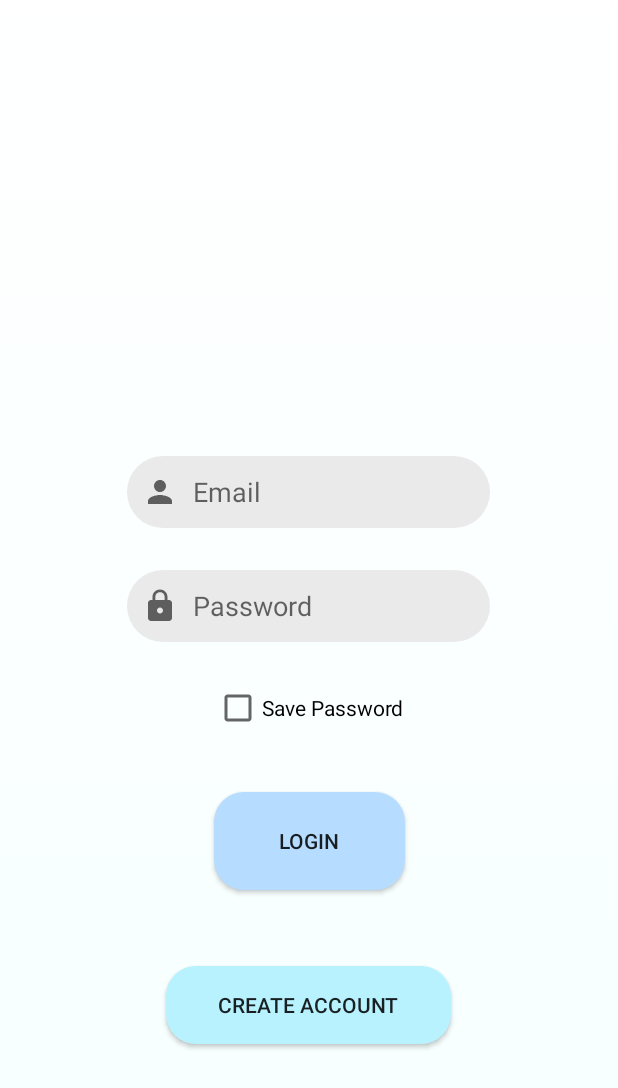
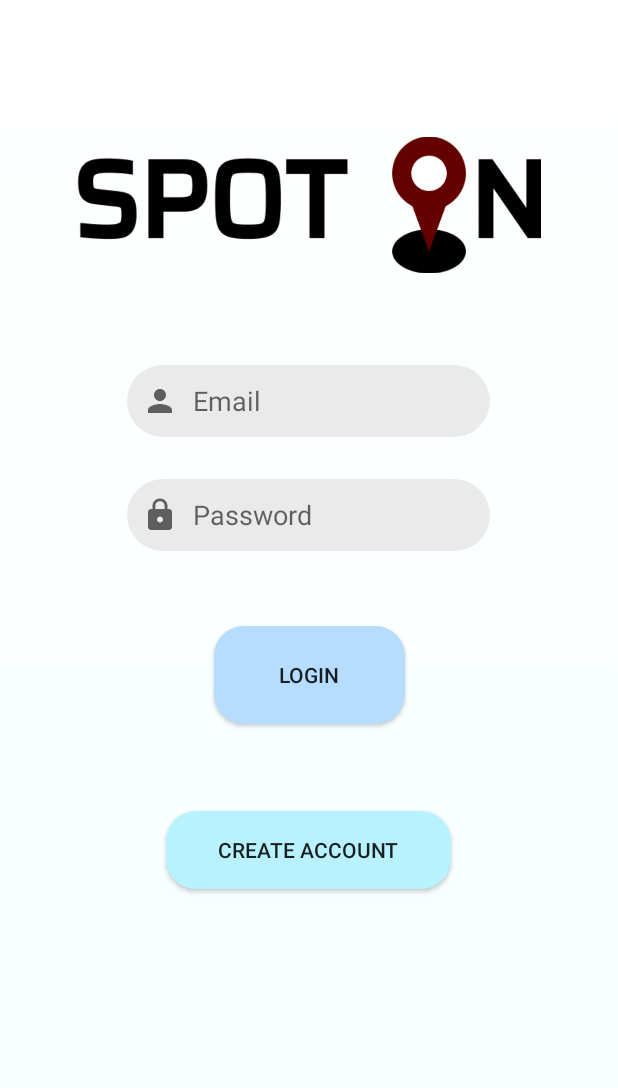
Before and after one commit to tuktukjohansson/projekt7, an Android app: the screen it shows after launch (LoginScreenActivity), on a phone screen of 412 x 824 dp. Shown: the top 1088 px of the screen. Run offline under Robolectric (Android 15) with nearby library versions, the phone set to English and light mode, and no system bars; our stand-ins replace Firebase (no records; nobody signed in at launch, a user with empty details on screens opened directly).

Commit message:
Removed save password and add Spot On Logo.

```diff
--- a/app/src/main/res/layout/activity_login_screen.xml
+++ b/app/src/main/res/layout/activity_login_screen.xml
@@ -11,7 +11,7 @@
         android:id="@+id/editTextEmail"
         android:layout_width="242dp"
         android:layout_height="48dp"
-        android:layout_marginTop="304dp"
+        android:layout_marginTop="30dp"
         android:background="@drawable/login_background"
         android:drawableStart="@drawable/ic_login_user"
         android:drawablePadding="10dp"
@@ -23,7 +23,7 @@
         app:layout_constraintEnd_toEndOf="parent"
         app:layout_constraintHorizontal_bias="0.497"
         app:layout_constraintStart_toStartOf="parent"
-        app:layout_constraintTop_toTopOf="parent" />
+        app:layout_constraintTop_toBottomOf="@+id/SpotOn_logo" />
 
     <EditText
         android:id="@+id/editTextPassword"
@@ -48,18 +48,18 @@
         android:id="@+id/buttonLogin"
         android:layout_width="127dp"
         android:layout_height="65dp"
-        android:layout_marginTop="32dp"
+        android:layout_marginTop="50dp"
         android:background="@drawable/button_login"
         android:text="Login"
         app:layout_constraintEnd_toEndOf="parent"
         app:layout_constraintStart_toStartOf="parent"
-        app:layout_constraintTop_toBottomOf="@+id/boxSavePassword" />
+        app:layout_constraintTop_toBottomOf="@+id/editTextPassword" />
 
     <Button
         android:id="@+id/buttonCreate"
         android:layout_width="190dp"
         android:layout_height="52dp"
-        android:layout_marginTop="24dp"
+        android:layout_marginTop="10dp"
         android:background="@drawable/button_create"
         android:text="Create Account"
         app:layout_constraintBottom_toBottomOf="parent"
@@ -69,17 +69,15 @@
         app:layout_constraintTop_toBottomOf="@+id/buttonLogin"
         app:layout_constraintVertical_bias="0.171" />
 
-    <CheckBox
-        android:id="@+id/boxSavePassword"
-        android:layout_width="wrap_content"
-        android:layout_height="wrap_content"
-        android:layout_marginTop="20dp"
-        android:minHeight="48dp"
-        android:text="Save Password"
+    <ImageView
+        android:id="@+id/SpotOn_logo"
+        android:layout_width="309dp"
+        android:layout_height="153dp"
+        android:layout_marginTop="60dp"
         app:layout_constraintEnd_toEndOf="parent"
-        app:layout_constraintHorizontal_bias="0.501"
         app:layout_constraintStart_toStartOf="parent"
-        app:layout_constraintTop_toBottomOf="@+id/editTextPassword" />
+        app:layout_constraintTop_toTopOf="parent"
+        app:srcCompat="@drawable/spoton" />
 
 
 </androidx.constraintlayout.widget.ConstraintLayout>
```
Also changed, not shown: app/src/main/res/drawable-v24/spoton.png (added).
